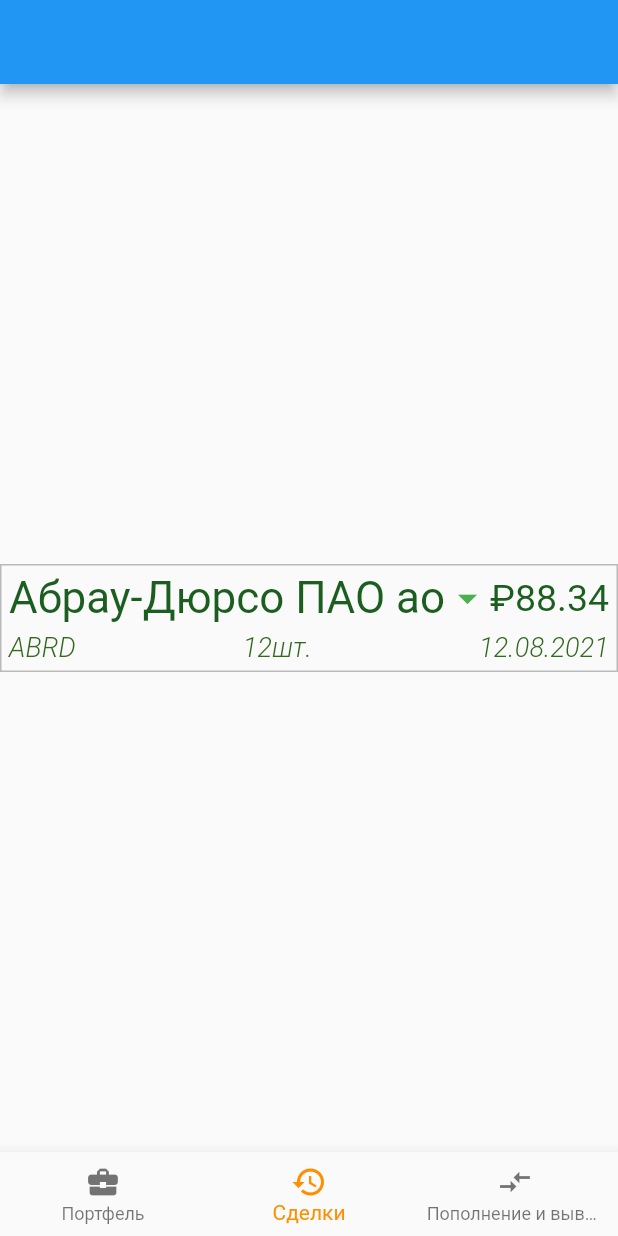
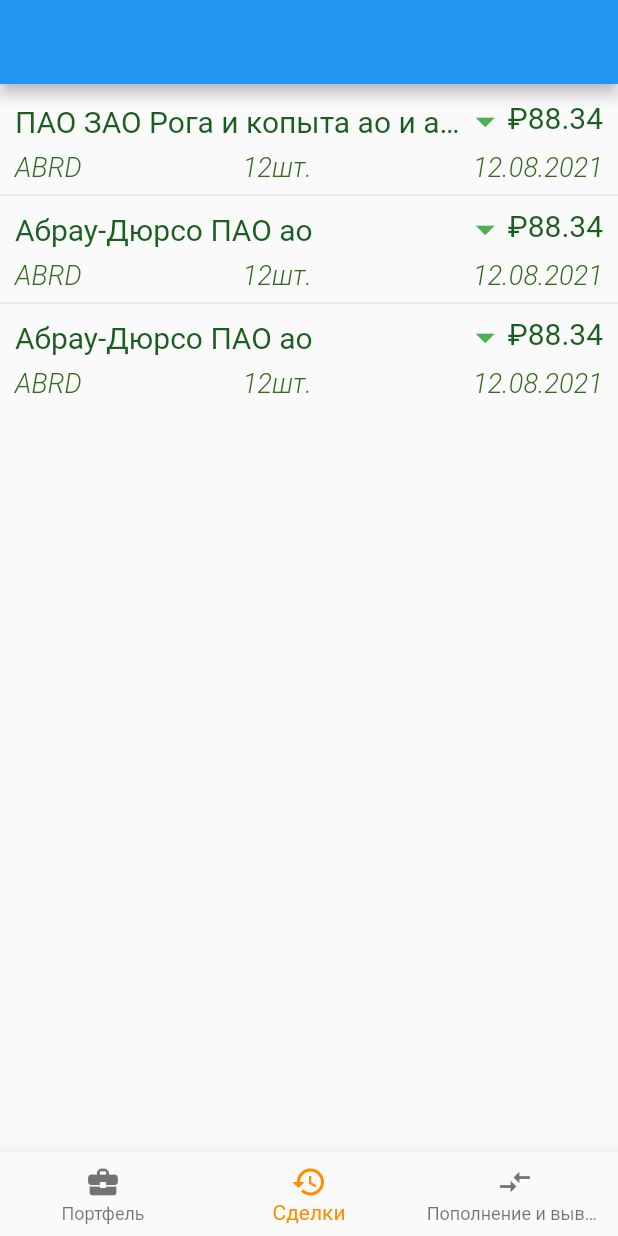
Before and after one commit to AlexNemtsev/allocation, a Flutter app: the screen it shows after launch, item 2 of the bottom bar chosen, on a phone screen of 412 x 824 dp. Run offline on Flutter 3.47's test engine with Material 2 defaults, Android fonts, the phone set to English and light mode, and no system bars; our stand-ins replace sqflite; accounts and stored records are empty.

```diff
--- a/lib/bot_nav_bar.dart
+++ b/lib/bot_nav_bar.dart
@@ -1,5 +1,5 @@
-import 'package:allocation/widgets/history_card.dart';
 import 'package:flutter/material.dart';
+import 'package:allocation/screens/history_screen.dart';
 
 class BotNavBar extends StatefulWidget {
   const BotNavBar({Key? key}) : super(key: key);
@@ -11,14 +11,6 @@ class BotNavBar extends StatefulWidget {
 class _BotNavBarState extends State<BotNavBar> {
   int _selectedIndex = 0;
 
-  static const String name = 'Абрау-Дюрсо ПАО ао';
-  static const String currency = 'SUR';
-  static const bool isSold = false;
-  static const double cost = 88.34;
-  static const int amount = 12;
-  static const String secid = 'ABRD';
-  static const String date = '12.08.2021';
-
   static const TextStyle optionStyle =
       TextStyle(fontSize: 30, fontWeight: FontWeight.bold);
   static const List<Widget> _widgetOptions = <Widget>[
@@ -26,15 +18,7 @@ class _BotNavBarState extends State<BotNavBar> {
       'Index 0: Портфель',
       style: optionStyle,
     ),
-    HistoryCard(
-      name: name,
-      currency: currency,
-      isSold: isSold,
-      cost: cost,
-      amount: amount,
-      secid: secid,
-      date: date,
-    ),
+    HistoryScreen(),
     Text(
       'Index 2: Пополнения и вывод',
       style: optionStyle,
--- a/lib/screens/history_screen.dart
+++ b/lib/screens/history_screen.dart
@@ -1 +1,54 @@
+import 'package:allocation/widgets/history_card.dart';
 import 'package:flutter/material.dart';
+
+class HistoryScreen extends StatelessWidget {
+  const HistoryScreen({Key? key}) : super(key: key);
+
+  // TODO: Для данных нужно разработать DTO
+  static const List<Map<String, dynamic>> history = [
+    {
+      'name': 'ПАО ЗАО Рога и копыта ао и ап ГДР',
+      'currency': 'SUR',
+      'isSold': false,
+      'cost': 88.34,
+      'amount': 12,
+      'secid': 'ABRD',
+      'date': '12.08.2021'
+    },
+    {
+      'name': 'Абрау-Дюрсо ПАО ао',
+      'currency': 'SUR',
+      'isSold': false,
+      'cost': 88.34,
+      'amount': 12,
+      'secid': 'ABRD',
+      'date': '12.08.2021'
+    },
+    {
+      'name': 'Абрау-Дюрсо ПАО ао',
+      'currency': 'SUR',
+      'isSold': false,
+      'cost': 88.34,
+      'amount': 12,
+      'secid': 'ABRD',
+      'date': '12.08.2021'
+    },
+  ];
+
+  @override
+  Widget build(BuildContext context) {
+    return ListView.separated(
+      padding: const EdgeInsets.only(top: 10),
+      itemCount: history.length,
+      itemBuilder: (context, index) => HistoryCard(
+          name: history[index]['name'],
+          currency: history[index]['currency'],
+          isSold: history[index]['isSold'],
+          price: history[index]['cost'], //
+          amount: history[index]['amount'],
+          secid: history[index]['secid'],
+          date: history[index]['date']),
+      separatorBuilder: (BuildContext context, int index) => const Divider(),
+    );
+  }
+}
--- /dev/null
+++ b/lib/widgets/card_elements.dart
@@ -0,0 +1,111 @@
+import 'package:flutter/material.dart';
+
+// TODO: нужно, чтобы цвет элементов мог изменяться в зависимость от купли/продажи, прибыли/убытка
+const fistLineStyle = TextStyle(fontSize: 20, color: Color(0xFF1b5e20));
+const secondLineStyle = TextStyle(
+  fontSize: 18,
+  color: Color(0xFF33691e),
+  fontWeight: FontWeight.w300,
+  fontStyle: FontStyle.italic,
+);
+
+class SecurityNameWidget extends StatelessWidget {
+  final String name;
+
+  const SecurityNameWidget({Key? key, required this.name}) : super(key: key);
+
+  @override
+  Widget build(BuildContext context) {
+    return Text(
+      // 'Длинное название ценной бумаги',
+      name,
+      style: fistLineStyle,
+      maxLines: 1,
+      overflow: TextOverflow.ellipsis,
+    );
+  }
+}
+
+class SecurityPriceWidget extends StatelessWidget {
+  final String currency;
+  final bool isSold;
+  final double price;
+
+  static const kArrowDown = Icon(
+    Icons.arrow_drop_down,
+    size: 30,
+    color: Colors.green,
+  );
+
+  static const kArrowUp = Icon(
+    Icons.arrow_drop_up,
+    size: 30,
+    color: Colors.red,
+  );
+
+  static const Map<String, String> curs = {'SUR': '₽', 'USD': '\$', 'EUR': '€'};
+
+  const SecurityPriceWidget(
+      {Key? key,
+      required this.price,
+      required this.currency,
+      required this.isSold})
+      : super(key: key);
+
+  @override
+  Widget build(BuildContext context) {
+    return RichText(
+      text: TextSpan(
+        children: [
+          WidgetSpan(
+            child: isSold ? kArrowUp : kArrowDown,
+            alignment: PlaceholderAlignment.middle,
+          ),
+          TextSpan(text: '${curs[currency]}$price', style: fistLineStyle)
+        ],
+      ),
+    );
+  }
+}
+
+class SecidWidget extends StatelessWidget {
+  const SecidWidget({Key? key, required this.secid}) : super(key: key);
+
+  final String secid;
+
+  @override
+  Widget build(BuildContext context) {
+    return Text(
+      secid,
+      style: secondLineStyle,
+    );
+  }
+}
+
+class AmountWidget extends StatelessWidget {
+  const AmountWidget({Key? key, required this.amount}) : super(key: key);
+
+  final int amount;
+
+  @override
+  Widget build(BuildContext context) {
+    return Text(
+      '$amountшт.',
+      style: secondLineStyle,
+    );
+  }
+}
+
+class DateWidget extends StatelessWidget {
+  const DateWidget({Key? key, required this.date}) : super(key: key);
+
+  final String date;
+
+  @override
+  Widget build(BuildContext context) {
+    return Text(
+      date,
+      style: secondLineStyle,
+    );
+  }
+}
--- a/lib/widgets/history_card.dart
+++ b/lib/widgets/history_card.dart
@@ -1,4 +1,5 @@
 import 'package:flutter/material.dart';
+import 'package:allocation/widgets/card_elements.dart';
 
 class HistoryCard extends StatelessWidget {
   const HistoryCard(
@@ -6,65 +7,34 @@ class HistoryCard extends StatelessWidget {
       required this.name,
       required this.currency,
       required this.isSold,
-      required this.cost,
+      required this.price,
       required this.amount,
       required this.secid,
       required this.date})
       : super(key: key);
 
-  static final fistLineStyle =
-      TextStyle(fontSize: 25, color: Colors.green[900]);
-  static final secondLineStyle = TextStyle(
-    fontSize: 18,
-    color: Colors.lightGreen[900],
-    fontWeight: FontWeight.w300,
-    fontStyle: FontStyle.italic,
-  );
-
   final String name;
   final String currency;
   final bool isSold;
-  final double cost;
+  final double price;
   final int amount;
   final String secid;
   final String date;
 
-  static const kArrowDown = Icon(
-    Icons.arrow_drop_down,
-    size: 30,
-    color: Colors.green,
-  );
-
-  static const kArrowUp = Icon(
-    Icons.arrow_drop_up,
-    size: 30,
-    color: Colors.red,
-  );
-
-  static const Map<String, String> curs = {'SUR': '₽', 'USD': '\$', 'EUR': '€'};
-
+  // TODO: Эту карточку с небольшими изменениями можно переиспользовать и в других экранах
   @override
   Widget build(BuildContext context) {
-    return Container(
-      padding: const EdgeInsets.all(5),
+    return Padding(
+      padding: const EdgeInsets.symmetric(horizontal: 10),
       child: Column(
         children: [
           Row(
             children: [
               Expanded(
-                child: FittedBox(
-                  child: Text(
-                    // 'Длинное название ценной бумаги',
-                    name,
-                    style: fistLineStyle,
-                  ),
-                ),
+                child: SecurityNameWidget(name: name),
               ),
-              isSold ? kArrowUp : kArrowDown,
-              Text(
-                '${curs[currency]}$cost',
-                style: fistLineStyle,
-              ),
+              SecurityPriceWidget(
+                  price: price, currency: currency, isSold: isSold)
             ],
             mainAxisAlignment: MainAxisAlignment.spaceBetween,
           ),
@@ -73,27 +43,15 @@ class HistoryCard extends StatelessWidget {
           ),
           Row(
             children: [
-              Text(
-                secid,
-                style: secondLineStyle,
-              ),
-              Text(
-                '$amountшт.',
-                style: secondLineStyle,
-              ),
-              Text(
-                date,
-                style: secondLineStyle,
-              ),
+              SecidWidget(secid: secid),
+              AmountWidget(amount: amount),
+              DateWidget(date: date),
             ],
             mainAxisAlignment: MainAxisAlignment.spaceBetween,
           ),
         ],
         mainAxisSize: MainAxisSize.min,
       ),
-      decoration: BoxDecoration(
-        border: Border.all(color: Colors.black26),
-      ),
     );
   }
 }
--- a/pubspec.yaml
+++ b/pubspec.yaml
@@ -36,6 +36,7 @@ dependencies:
   cupertino_icons: ^1.0.2
   sqflite: ^2.0.0+4
   path_provider: ^2.0.7
+  json_annotation: ^4.4.0
 
 dev_dependencies:
   flutter_test:
@@ -49,6 +50,8 @@ dev_dependencies:
   flutter_lints: ^1.0.0
   http: ^0.13.4
   sqflite_common_ffi: ^2.1.0
+  json_serializable: ^6.1.5
+  build_runner:
 
 # For information on the generic Dart part of this file, see the
 # following page: https://dart.dev/tools/pub/pubspec
```
Also changed, not shown: lib/src/dto/security_data.dart (added, +36 -0 lines), lib/src/dto/security_price.dart (added, +25 -0 lines), lib/src/providers/network_provider.dart (+38 -10 lines), lib/src/dto/security_data.g.dart (added), lib/src/dto/security_price.g.dart (added), pubspec.lock, 2 other files.
